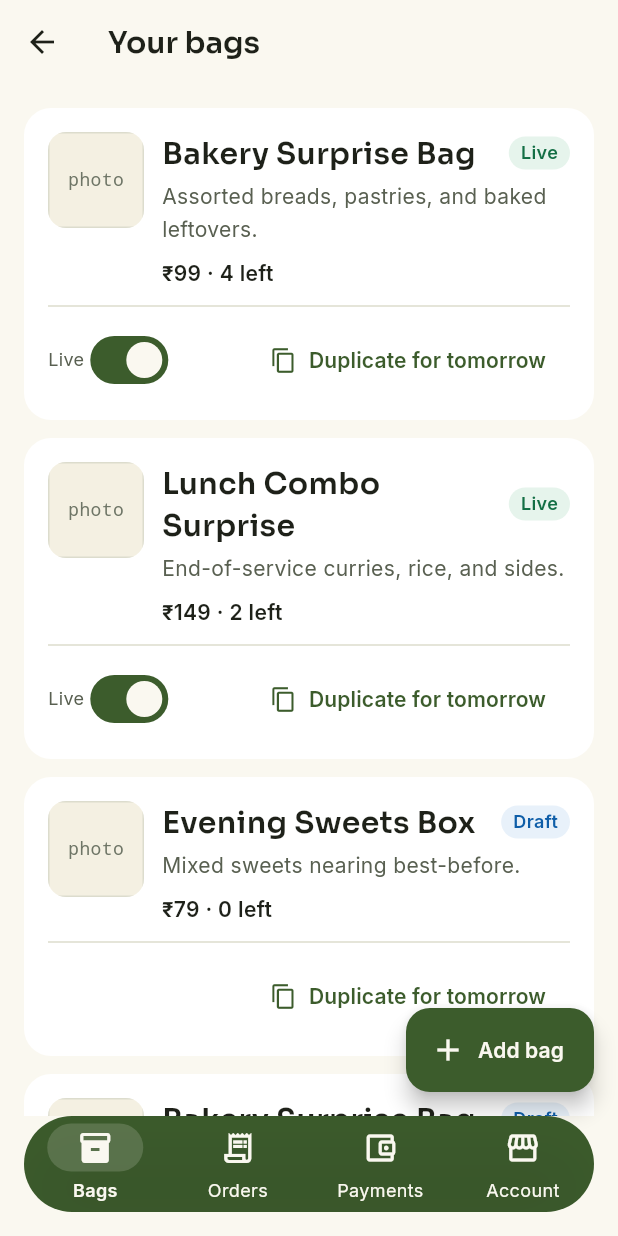
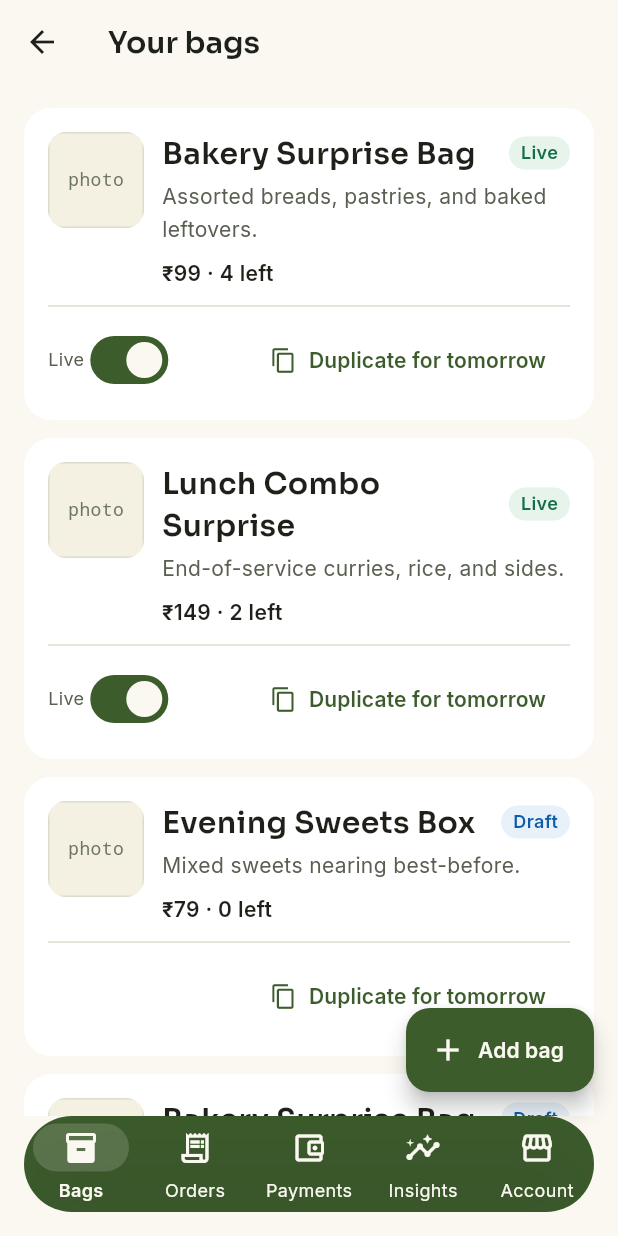
Before and after one commit to Shivshiv19/Too-good-to-Leave, a Flutter app: the ShopShellScreen screen opened directly with empty values, after a tap on "Duplicate for tomorrow", on a phone screen of 412 x 824 dp. Run offline on Flutter 3.47's test engine with Material 3 defaults, Android fonts, the phone set to English and light mode, and no system bars; our stand-ins replace cached_network_image, connectivity_plus, flutter_map, flutter_riverpod, flutter_secure_storage, freezed_annotation and 10 more; missing offline and left inert: screen_brightness; accounts and stored records are empty; generated files the repository leaves out were written again.

Commit message:
shop app: impact & analytics dashboard (area 6 of 8)
Sixth of the eight feature areas, and the one specifically called
out: "how much he saved from waste." A new Insights tab —
impact estimates (meals saved, kg of food saved, CO2e avoided),
order/revenue stats (total orders, net revenue, no-show rate, live
bag count), and a best-selling-bags ranking.

Deliberately doesn't include time-series trend charts (daily/weekly/
revenue-over-time) — with only 2 seeded orders, a trend chart would
either look near-empty or require fabricating fake historical data
points to make it look populated, and the latter is dishonest rather
than useful. Everything shown here is a real aggregate over whatever
orders/bags actually exist. Also doesn't include customer ratings —
there's no review/rating data model anywhere in this app yet; adding
one just to populate an analytics card would be scope creep for this
area, not a real feature.

- New domain/impact_estimate.dart: meals saved (1:1 with collected
  bags, matching the single-bag-single-portion model), kg of food
  saved (~0.4 kg/bag), and CO2e avoided (~2.5 kg CO2e/kg food) — both
  multipliers explicitly documented as illustrative estimates, not
  measured data, the same "modelled, not measured" honesty the
  commission rate (area 5) already borrowed from the customer app's
  own docs.
- No-show rate is computed against *concluded* orders only (collected
  + no-show + cancelled) — a still-reserved order hasn't happened yet,
  so counting it in the denominator would understate the rate.
- Added as a 5th shell tab ("Insights") rather than folded into
  Account, given how much emphasis was placed on this area
  specifically — worth its own reachable place, not buried.

Verified: dart analyze clean, 19/19 tests pass (2 new, on the pure
ImpactEstimate math: zero collected bags doesn't divide-by-zero, and
the estimate scales linearly), web build succeeds.

```diff
--- /dev/null
+++ b/shop/lib/domain/impact_estimate.dart
@@ -0,0 +1,29 @@
+/// Environmental-impact estimates from collected bags.
+///
+/// **Both figures below are illustrative assumptions, not measured data** —
+/// the same "modelled, not measured" honesty the customer app's own docs
+/// apply to unit economics (Phase 1 §1.2). No source in this project states
+/// an actual average surprise-bag weight or a CO2e-per-kg-of-food-waste
+/// figure, so these are reasonable, commonly-cited approximations rather
+/// than invented-to-look-good numbers:
+///
+/// - **~0.4 kg per bag** — roughly a single meal's worth of surplus food,
+///   consistent with this product's own bag-size framing (Phase 1's
+///   ₹120-bag / single-portion positioning).
+/// - **~2.5 kg CO2e avoided per kg of food waste** — a commonly cited
+///   figure for the emissions of food production, transport, and landfill
+///   decomposition combined; treat as an order-of-magnitude estimate, not
+///   a precise carbon accounting figure.
+abstract final class ImpactEstimate {
+  static const kgPerBag = 0.4;
+  static const co2eKgPerKgFood = 2.5;
+
+  /// One collected bag ≈ one meal, by construction (Phase 1's single-bag,
+  /// single-portion model — see A6, "one reservation = one merchant").
+  static int mealsSaved(int collectedBagCount) => collectedBagCount;
+
+  static double kgSaved(int collectedBagCount) => collectedBagCount * kgPerBag;
+
+  static double co2eKgAvoided(int collectedBagCount) =>
+      kgSaved(collectedBagCount) * co2eKgPerKgFood;
+}
--- /dev/null
+++ b/shop/lib/screens/analytics_screen.dart
@@ -0,0 +1,236 @@
+import 'package:flutter/material.dart';
+import 'package:too_good_to_leave_shop/app/theme/app_theme.dart';
+import 'package:too_good_to_leave_shop/core/domain/money.dart';
+import 'package:too_good_to_leave_shop/core/utils/formatters.dart';
+import 'package:too_good_to_leave_shop/data/shop_repository.dart';
+import 'package:too_good_to_leave_shop/design_system/foundations/dimens.dart';
+import 'package:too_good_to_leave_shop/domain/impact_estimate.dart';
+import 'package:too_good_to_leave_shop/domain/payout.dart';
+import 'package:too_good_to_leave_shop/domain/shop_order.dart';
+
+class AnalyticsScreen extends StatelessWidget {
+  const AnalyticsScreen({required this.repository, super.key});
+
+  final ShopRepository repository;
+
+  @override
+  Widget build(BuildContext context) {
+    final colors = context.colors;
+
+    return ListenableBuilder(
+      listenable: repository,
+      builder: (context, _) {
+        final orders = repository.getOrders();
+        final bags = repository.getBags();
+
+        final collected = orders
+            .where((o) => o.status == ShopOrderStatus.collected)
+            .toList();
+        final noShow = orders
+            .where((o) => o.status == ShopOrderStatus.expired)
+            .length;
+        final cancelled = orders
+            .where((o) => o.status == ShopOrderStatus.cancelled)
+            .length;
+        // No-show rate is measured against orders that actually reached a
+        // pickup-or-not outcome — a still-reserved order hasn't happened
+        // yet, so including it would understate the rate.
+        final concluded = collected.length + noShow + cancelled;
+        final noShowRate = concluded == 0 ? 0.0 : noShow / concluded;
+
+        final ordersPerBag = <String, int>{};
+        for (final order in orders) {
+          ordersPerBag[order.bagTitle] =
+              (ordersPerBag[order.bagTitle] ?? 0) + 1;
+        }
+        final ranked = ordersPerBag.entries.toList()
+          ..sort((a, b) => b.value.compareTo(a.value));
+
+        var revenue = const Money.zero();
+        for (final order in collected) {
+          revenue += EarningsBreakdown(gross: order.price).net;
+        }
+
+        return Scaffold(
+          backgroundColor: colors.surfaceBase,
+          appBar: AppBar(
+            backgroundColor: colors.surfaceBase,
+            title: Text('Impact & analytics', style: context.type.title),
+          ),
+          body: ListView(
+            padding: const EdgeInsets.all(Space.x4),
+            children: [
+              Text('Your impact', style: context.type.title),
+              const SizedBox(height: Space.x1),
+              Text(
+                'Estimated from ${collected.length} collected bag'
+                '${collected.length == 1 ? '' : 's'} — see the info note '
+                'below for how these are calculated.',
+                style: context.type.caption.copyWith(
+                  color: colors.textSecondary,
+                ),
+              ),
+              const SizedBox(height: Space.x3),
+              Row(
+                children: [
+                  Expanded(
+                    child: _StatCard(
+                      icon: Icons.restaurant,
+                      label: 'Meals saved',
+                      value: '${ImpactEstimate.mealsSaved(collected.length)}',
+                    ),
+                  ),
+                  const SizedBox(width: Space.x3),
+                  Expanded(
+                    child: _StatCard(
+                      icon: Icons.scale,
+                      label: 'Food saved',
+                      value:
+                          '${ImpactEstimate.kgSaved(collected.length).toStringAsFixed(1)} kg',
+                    ),
+                  ),
+                ],
+              ),
+              const SizedBox(height: Space.x3),
+              _StatCard(
+                icon: Icons.eco,
+                label: 'Estimated CO₂e avoided',
+                value:
+                    '${ImpactEstimate.co2eKgAvoided(collected.length).toStringAsFixed(1)} kg',
+                wide: true,
+              ),
+              const SizedBox(height: Space.x2),
+              Text(
+                'Meals saved = one per collected bag. Food saved assumes '
+                '~${ImpactEstimate.kgPerBag} kg per bag; CO₂e assumes '
+                '~${ImpactEstimate.co2eKgPerKgFood} kg CO₂e avoided per kg '
+                'of food. Both are illustrative estimates, not measured '
+                'data.',
+                style: context.type.caption.copyWith(
+                  color: colors.textTertiary,
+                ),
+              ),
+
+              const SizedBox(height: Space.x8),
+              Text('Orders', style: context.type.title),
+              const SizedBox(height: Space.x3),
+              Row(
+                children: [
+                  Expanded(
+                    child: _StatCard(
+                      icon: Icons.receipt_long,
+                      label: 'Total orders',
+                      value: '${orders.length}',
+                    ),
+                  ),
+                  const SizedBox(width: Space.x3),
+                  Expanded(
+                    child: _StatCard(
+                      icon: Icons.payments_outlined,
+                      label: 'Net revenue',
+                      value: Fmt.money(revenue),
+                    ),
+                  ),
+                ],
+              ),
+              const SizedBox(height: Space.x3),
+              Row(
+                children: [
+                  Expanded(
+                    child: _StatCard(
+                      icon: Icons.event_busy,
+                      label: 'No-show rate',
+                      value: concluded == 0
+                          ? '—'
+                          : '${(noShowRate * 100).round()}%',
+                    ),
+                  ),
+                  const SizedBox(width: Space.x3),
+                  Expanded(
+                    child: _StatCard(
+                      icon: Icons.inventory_2_outlined,
+                      label: 'Live bags',
+                      value:
+                          '${bags.where((b) => b.status.name == 'live').length}',
+                    ),
+                  ),
+                ],
+              ),
+
+              const SizedBox(height: Space.x8),
+              Text('Best-selling bags', style: context.type.title),
+              const SizedBox(height: Space.x3),
+              if (ranked.isEmpty)
+                Text(
+                  'No orders yet.',
+                  style: context.type.body.copyWith(
+                    color: colors.textSecondary,
+                  ),
+                )
+              else
+                ...ranked.map(
+                  (entry) => Padding(
+                    padding: const EdgeInsets.only(bottom: Space.x2),
+                    child: Row(
+                      children: [
+                        Expanded(
+                          child: Text(entry.key, style: context.type.body),
+                        ),
+                        Text(
+                          '${entry.value} order${entry.value == 1 ? '' : 's'}',
+                          style: context.type.label,
+                        ),
+                      ],
+                    ),
+                  ),
+                ),
+            ],
+          ),
+        );
+      },
+    );
+  }
+}
+
+class _StatCard extends StatelessWidget {
+  const _StatCard({
+    required this.icon,
+    required this.label,
+    required this.value,
+    this.wide = false,
+  });
+
+  final IconData icon;
+  final String label;
+  final String value;
+  final bool wide;
+
+  @override
+  Widget build(BuildContext context) {
+    final colors = context.colors;
+
+    return Container(
+      width: wide ? double.infinity : null,
+      padding: const EdgeInsets.all(Space.x4),
+      decoration: BoxDecoration(
+        color: colors.surfaceRaised,
+        borderRadius: BorderRadius.circular(Radii.card),
+      ),
+      child: Column(
+        crossAxisAlignment: CrossAxisAlignment.start,
+        children: [
+          Icon(icon, color: colors.actionPrimaryBg),
+          const SizedBox(height: Space.x2),
+          Text(
+            value,
+            style: context.type.headline,
+          ),
+          Text(
+            label,
+            style: context.type.caption.copyWith(color: colors.textSecondary),
+          ),
+        ],
+      ),
+    );
+  }
+}
--- a/shop/lib/screens/shop_shell_screen.dart
+++ b/shop/lib/screens/shop_shell_screen.dart
@@ -4,6 +4,7 @@ import 'package:too_good_to_leave_shop/data/shop_repository.dart';
 import 'package:too_good_to_leave_shop/design_system/foundations/dimens.dart';
 import 'package:too_good_to_leave_shop/design_system/foundations/elevation.dart';
 import 'package:too_good_to_leave_shop/screens/account_screen.dart';
+import 'package:too_good_to_leave_shop/screens/analytics_screen.dart';
 import 'package:too_good_to_leave_shop/screens/bag_list_screen.dart';
 import 'package:too_good_to_leave_shop/screens/order_list_screen.dart';
 import 'package:too_good_to_leave_shop/screens/payments_screen.dart';
@@ -35,6 +36,7 @@ class _ShopShellScreenState extends State<ShopShellScreen> {
           BagListScreen(repository: widget.repository),
           OrderListScreen(repository: widget.repository),
           PaymentsScreen(repository: widget.repository),
+          AnalyticsScreen(repository: widget.repository),
           AccountScreen(repository: widget.repository),
         ],
       ),
@@ -93,6 +95,11 @@ class _ShopShellScreenState extends State<ShopShellScreen> {
                     label: 'Payments',
                   ),
                   NavigationDestination(
+                    icon: Icon(Icons.insights_outlined),
+                    selectedIcon: Icon(Icons.insights),
+                    label: 'Insights',
+                  ),
+                  NavigationDestination(
                     icon: Icon(Icons.storefront_outlined),
                     selectedIcon: Icon(Icons.storefront),
                     label: 'Account',
```
Also changed, not shown: 1 other file.
